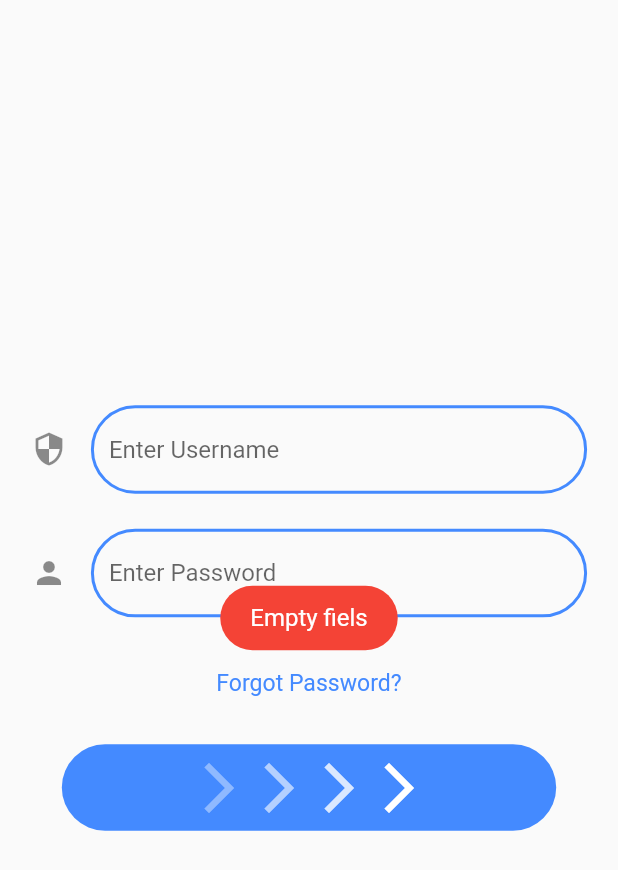
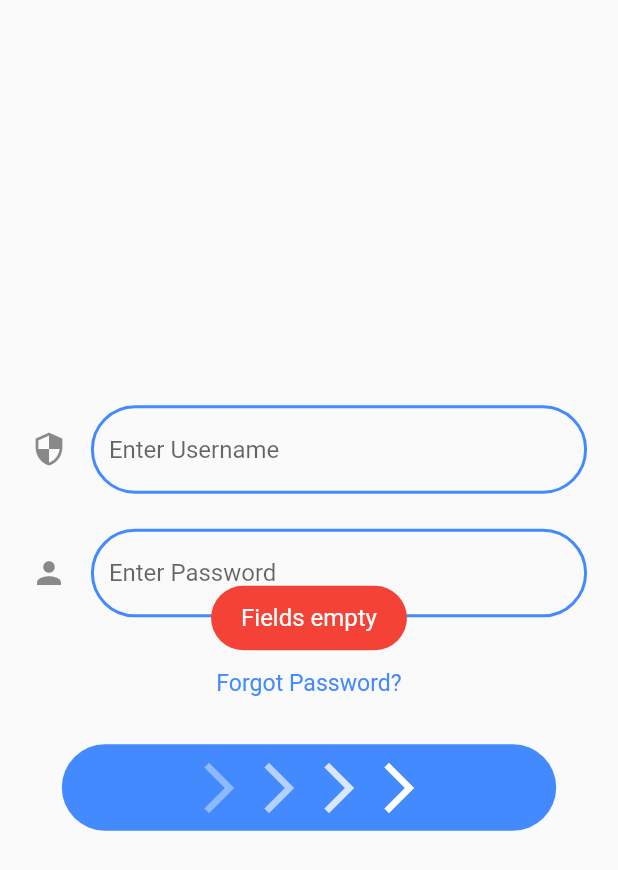
Before and after one commit to kodisinghe2021/login-app-bloc-firebase, a Flutter app: the screen it shows after launch, after a tap on the "arrow forward ios" icon, on a phone screen of 412 x 824 dp. Shown: the top 870 px of the screen. Run offline on Flutter 3.47's test engine with Material 2 defaults, Android fonts, the phone set to English and light mode, and no system bars; our stand-ins replace bloc, firebase_auth, firebase_core, flutter_bloc, fluttertoast, get_storage and 2 more; accounts and stored records are empty.

Commit message:
login_bloc_separated

```diff
--- a/lib/app.dart
+++ b/lib/app.dart
@@ -11,6 +11,7 @@ class AppView extends StatelessWidget {
 
   @override
   Widget build(BuildContext context) {
+    Logger().i("Inside AppView");
     return const MaterialApp(
       home: BlocBuilderView(),
     );
@@ -22,6 +23,7 @@ class BlocBuilderView extends StatelessWidget {
 
   @override
   Widget build(BuildContext context) {
+    Logger().i("inside builder");
     return BlocConsumer<AuthenticationBloc, AuthenticationState>(
       listener: (context, state) {},
       builder: (context, state) {
--- a/lib/bloc/authentication_bloc/authentication_bloc.dart
+++ b/lib/bloc/authentication_bloc/authentication_bloc.dart
@@ -3,7 +3,6 @@ import 'package:flutter/material.dart';
 import 'package:fluttertoast/fluttertoast.dart';
 import 'package:get_storage/get_storage.dart';
 import 'package:logger/logger.dart';
-import 'package:simple_login_app/bloc/login_bloc/login_bloc.dart';
 import 'package:simple_login_app/exception.dart';
 import 'package:simple_login_app/repository/firebase.dart';
 import 'package:simple_login_app/token/user_token.dart';
@@ -21,7 +20,7 @@ class AuthenticationBloc
   final TextEditingController password = TextEditingController();
   final TextEditingController currentPassword = TextEditingController();
   final TextEditingController newPassword = TextEditingController();
-  final LoginBloc _loginBloc = LoginBloc();
+  // final LoginBloc _loginBloc = LoginBloc();
 
   bool _isFirstLoad = true;
 
@@ -40,6 +39,7 @@ class AuthenticationBloc
 
 //&-----------------------------------------------AuthenticationCheckingEvent
       if (event is AuthenticationCheckingEvent) {
+        Logger().i("authentication loggin");
         if (AuthenticationBloc().getisFirstLoad) {
           await Future.delayed(const Duration(seconds: 3));
           AuthenticationBloc().setisFirstLoad(false);
@@ -71,40 +71,43 @@ class AuthenticationBloc
         showMessage("Successfully log out", color: Colors.red);
         AuthenticationBloc().add(AuthenticationCheckingEvent());
       }
+
 //&-----------------------------------------------LogInEvent
-      if (event is LogInEvent) {
-        Logger().i("inside AuthenticationBloc -- LogInEvent");
-        _loginBloc.add(LoginDetailsEnterEvent());
 
-        if (username.text.isEmpty || password.text.isEmpty) {
-          Logger().i("Empty fields");
-          showMessage("Empty fiels", color: Colors.red);
-          await Future.delayed(const Duration(seconds: 1));
+      // if (event is LogInEvent) {
+      //   Logger().i("inside AuthenticationBloc -- LogInEvent");
+      //   _loginBloc.add(LoginDetailsEnterEvent());
 
-          _loginBloc.add(LoginDetailsAddedEvent());
-          return;
-        }
-        Logger().i("get into false side");
-        //! __________+++++_______________
-        bool isLoginSuccess =
-            await authenticationFirebase.login(username.text, password.text);
+      //   if (username.text.isEmpty || password.text.isEmpty) {
+      //     Logger().i("Empty fields");
+      //     showMessage("Empty fiels", color: Colors.red);
+      //     await Future.delayed(const Duration(seconds: 1));
 
-        if (!isLoginSuccess) {
-          showMessage(ExceptionsKeeper().getErrorMessage.toString(),
-              color: Colors.red);
-        } else {
-          username.clear();
-          password.clear();
-          showMessage("Login Success");
-        }
-        //! __________+++++_______________
-        // Logger().i(
-        //     "login success token created --  ${UserToken().getEmail} -- ${UserToken().getUserID}");
+      //     _loginBloc.add(LoginDetailsAddedEvent());
+      //     return;
+      //   }
+      //   Logger().i("get into false side");
+      //   //! __________+++++_______________
+      //   bool isLoginSuccess =
+      //       await authenticationFirebase.login(username.text, password.text);
 
-        _loginBloc.add(LoginDetailsAddedEvent());
+      //   if (!isLoginSuccess) {
+      //     showMessage(ExceptionsKeeper().getErrorMessage.toString(),
+      //         color: Colors.red);
+      //   } else {
+      //     username.clear();
+      //     password.clear();
+      //     showMessage("Login Success");
+      //   }
+      //   //! __________+++++_______________
+      //   // Logger().i(
+      //   //     "login success token created --  ${UserToken().getEmail} -- ${UserToken().getUserID}");
 
-        AuthenticationBloc().add(AuthenticationCheckingEvent());
-      }
+      //   _loginBloc.add(LoginDetailsAddedEvent());
+
+      //   AuthenticationBloc().add(AuthenticationCheckingEvent());
+      // }
+
 //&-----------------------------------------------LoginCheckingEvent
       if (event is LoginCheckingEvent) {
         Logger().i("LoginCheckingEvent is emit AuthenticationCheckingState");
--- a/lib/bloc/login_bloc/login_event.dart
+++ b/lib/bloc/login_bloc/login_event.dart
@@ -1,8 +1,45 @@
 part of 'login_bloc.dart';
 
 @immutable
-sealed class LoginEvent {}
+sealed class LoginEvent {
+  LoginEvent({
+    required this.email,
+    required this.password,
+  });
 
-final class LoginDetailsEnterEvent extends LoginEvent {}
+  String email;
+  String password;
+}
 
-final class LoginDetailsAddedEvent extends LoginEvent {}
+final class LoginDetailsAddedEvent extends LoginEvent {
+  // Private constructor to prevent external instantiation
+  LoginDetailsAddedEvent({
+    required this.email,
+    required this.password,
+  }) : super(
+          email: email,
+          password: password,
+        );
+
+  // // Static and final instance variable to hold the single instance of the class
+  // static final _instance = LoginDetailsAddedEvent._internal();
+
+  // // Factory constructor to provide access to the single instance
+  // factory LoginDetailsAddedEvent() => _instance;
+
+  // properties
+  @override
+  String email;
+  @override
+  String password;
+
+  // //setter
+  // void setData(String email, String password) {
+  //   _email = email;
+  //   _password = password;
+  // }
+
+  // //getters
+  // String get getEmail => _email;
+  // String get getPassword => _password;
+}
--- a/lib/bloc/login_bloc/login_state.dart
+++ b/lib/bloc/login_bloc/login_state.dart
@@ -6,3 +6,7 @@ sealed class LoginState {}
 final class LoginInitial extends LoginState {}
 
 final class LoginCheckingState extends LoginState {}
+
+final class LoginSuccessState extends LoginState {}
+
+final class LoginFailedState extends LoginState {}
--- a/lib/main.dart
+++ b/lib/main.dart
@@ -2,6 +2,7 @@ import 'package:firebase_core/firebase_core.dart';
 import 'package:flutter/material.dart';
 import 'package:flutter_bloc/flutter_bloc.dart';
 import 'package:get_storage/get_storage.dart';
+import 'package:logger/logger.dart';
 import 'package:simple_login_app/app.dart';
 import 'package:simple_login_app/bloc/authentication_bloc/authentication_bloc.dart';
 import 'package:simple_login_app/bloc/forgot_password_bloc/forgot_password_bloc.dart';
@@ -11,6 +12,7 @@ void main() async {
   WidgetsFlutterBinding.ensureInitialized();
   await GetStorage.init();
   await Firebase.initializeApp();
+  Logger().i("initializing ok");
   runApp(
     MultiBlocProvider(
       providers: [
--- a/lib/screens/login/login_page.dart
+++ b/lib/screens/login/login_page.dart
@@ -5,12 +5,14 @@ import 'package:logger/logger.dart';
 import 'package:simple_login_app/bloc/authentication_bloc/authentication_bloc.dart';
 import 'package:simple_login_app/bloc/forgot_password_bloc/forgot_password_bloc.dart';
 import 'package:simple_login_app/bloc/login_bloc/login_bloc.dart';
+import 'package:simple_login_app/exception.dart';
 import 'package:simple_login_app/widgets/popup_box.dart';
 
 class Login extends StatelessWidget {
   bool isTapped = false;
   final TextEditingController _email = TextEditingController();
-  final TextEditingController _email_forgot = TextEditingController();
+  final TextEditingController _password = TextEditingController();
+  final TextEditingController _emailForgot = TextEditingController();
   Login({super.key});
   @override
   Widget build(BuildContext context) {
@@ -24,20 +26,22 @@ class Login extends StatelessWidget {
           mainAxisAlignment: MainAxisAlignment.center,
           crossAxisAlignment: CrossAxisAlignment.center,
           children: [
+//_---------------------------------------------------------------fields here
             CustomTextField(
               hint: 'Enter Username',
               iconData: Icons.security,
-              controller: context.read<AuthenticationBloc>().username,
+              controller: _email,
             ),
             CustomTextField(
               hint: 'Enter Password',
               iconData: Icons.person,
-              controller: context.read<AuthenticationBloc>().password,
+              controller: _password,
             ),
-//TODO: BlocConsumer
+//_--------------------------------------------------------------fields here
+
 //-_------____--__--__-- forgot password filed --------------------------\\
             BlocConsumer<ForgotPasswordBloc, ForgotPasswordState>(
-              //~ listning area ----
+              //------------------- listning area ----
               listener: (context, state) {
                 if (state is LinkSendingFailedState) {
                   showMessage(
@@ -46,7 +50,7 @@ class Login extends StatelessWidget {
                   );
                 }
               },
-              //~ building area ----
+              // building area ----
               builder: (context, state) {
                 if (state is LinkSendingState) {
                   return _loader(screenSize);
@@ -60,7 +64,7 @@ class Login extends StatelessWidget {
                     focusWidget: _showPopupInputBox(
                       screenSize,
                       context,
-                      _email_forgot.text,
+                      _emailForgot.text,
                     ),
                   );
                 }
@@ -69,7 +73,7 @@ class Login extends StatelessWidget {
                   focusWidget: _showPopupInputBox(
                     screenSize,
                     context,
-                    _email_forgot.text,
+                    _emailForgot.text,
                   ),
                 );
               },
@@ -78,7 +82,16 @@ class Login extends StatelessWidget {
             const SizedBox(height: 20),
 //--------------|||||------------------|||||--------------------------------|||||
             BlocConsumer<LoginBloc, LoginState>(
-              listener: (context, state) {},
+              listener: (context, state) {
+                if (state is LoginFailedState) {
+                  showMessage(
+                    "Login Failed: ${ExceptionsKeeper().getErrorMessage}",
+                    color: Colors.red,
+                  );
+                  _email.clear();
+                  _password.clear();
+                }
+              },
               builder: (context, state) {
                 Logger()
                     .i("Inside BlocConsumer -- LoginBloc state is --$state");
@@ -147,7 +160,7 @@ class Login extends StatelessWidget {
                   height: 10,
                 ),
                 TextFormField(
-                  controller: _email_forgot,
+                  controller: _emailForgot,
                   decoration: InputDecoration(
                     enabledBorder: OutlineInputBorder(
                       borderRadius: BorderRadius.circular(10),
@@ -160,9 +173,8 @@ class Login extends StatelessWidget {
                 ),
                 const Spacer(),
                 InkWell(
-                  //TODO: Forgotpassword Event trigger
                   onTap: () {
-                    if (_email_forgot.text.isEmpty) {
+                    if (_emailForgot.text.isEmpty) {
                       showMessage(
                         "Please Enter your email",
                         color: Colors.red,
@@ -197,12 +209,24 @@ class Login extends StatelessWidget {
           ),
         ),
       );
-
+//!------------------------------------------------------------------------------
   Widget _ActiveloginButton(BuildContext context, Size screenSize) =>
       GestureDetector(
         onTap: () async {
-          context.read<AuthenticationBloc>().add(LogInEvent());
-          //  context.read<LoginBloc>().add(LoginDetailsEnterEvent());
+//!------------------------------------------------------------------------------
+          if (_email.text.isEmpty || _password.text.isEmpty) {
+            showMessage("Fields empty", color: Colors.red);
+            return;
+          }
+          Logger().i(
+              "user credintial--${_email.text.trim()}-${_password.text.trim()}");
+//!------------------------------------------------------------------------------
+          context.read<LoginBloc>().add(LoginDetailsAddedEvent(
+                email: _email.text.trim(),
+                password: _password.text.trim(),
+              ));
+//!------------------------------------------------------------------------------
+          FocusScope.of(context).unfocus();
         },
         child: Container(
           width: screenSize.width * .8,
```
Also changed, not shown: lib/bloc/login_bloc/login_bloc.dart (+34 -3 lines), lib/repository/firebase.dart (+3 -6 lines), lib/token/user_token.dart (+9 -0 lines).
